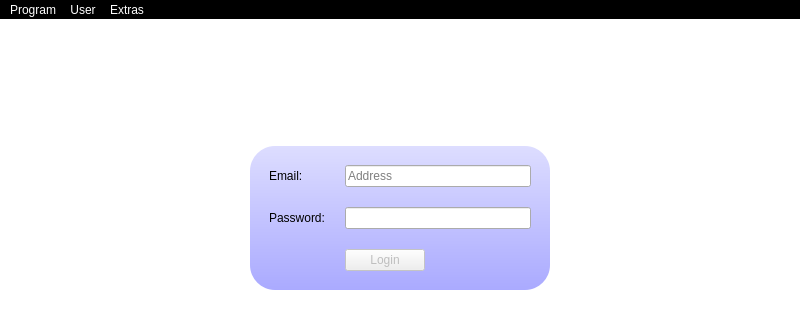
This is MainWindow.ui in SStalker/LagunaChat-Client as Qt 5 draws it before an edit; both pictures show x 0 to 800 and y 0 to 320 of the 800 by 600 pixel window. The edited form follows.
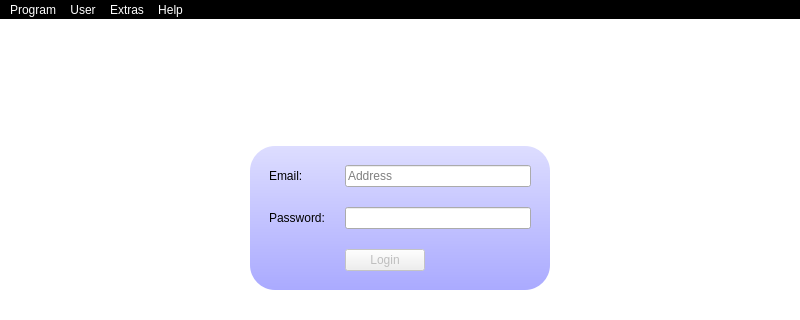
This is the edited form.

Commit message: filetransfer design has changed issue with selected user in FT works. about in menu

The edit to the form file:
```diff
--- a/MainWindow.ui
+++ b/MainWindow.ui
@@ -295,7 +295,7 @@
      <x>0</x>
      <y>0</y>
      <width>800</width>
-     <height>23</height>
+     <height>19</height>
     </rect>
    </property>
    <widget class="QMenu" name="menuProgram">
@@ -326,9 +326,16 @@
     <addaction name="separator"/>
     <addaction name="actionSend_Data"/>
    </widget>
+   <widget class="QMenu" name="menuHelp">
+    <property name="title">
+     <string>Help</string>
+    </property>
+    <addaction name="actionAbout"/>
+   </widget>
    <addaction name="menuProgram"/>
    <addaction name="menuUser"/>
    <addaction name="menuExtras"/>
+   <addaction name="menuHelp"/>
   </widget>
   <widget class="QStatusBar" name="statusBarMain"/>
   <action name="actionRegistration">
```
Left out of the diff: 5 changed lines with no effect on the pictures. The commit also changes 3 other files.
